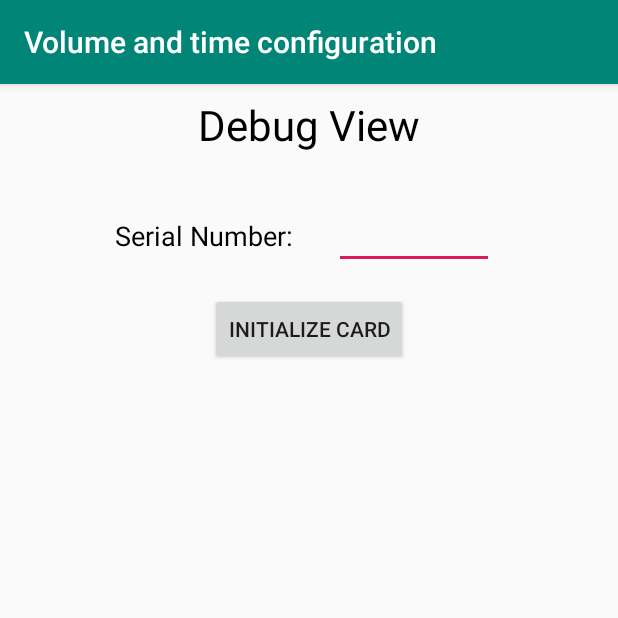
After one commit to MercantecData/portfolio-mekjolle, an Android app: the Settings screen opened directly, with no data from a screen before it, on a phone screen of 412 x 824 dp, the top half of it. The commit adds this screen. Run offline under Robolectric (Android 15) with nearby library versions, the phone set to English and light mode, and no system bars.

Commit message:
Har tilføje min settings menu punkt og kan navigere mellem activitys via denne. Lavet layout af settings side Forberet til at smide variabler over i felter i main activity

```diff
--- a/App programmering/Opgave/app/src/main/AndroidManifest.xml
+++ b/App programmering/Opgave/app/src/main/AndroidManifest.xml
@@ -16,6 +16,10 @@
                 <category android:name="android.intent.category.LAUNCHER" />
             </intent-filter>
         </activity>
+        <activity android:name=".Settings">
+        </activity>
+
     </application>
 
+
 </manifest>
--- /dev/null
+++ b/App programmering/Opgave/app/src/main/java/com/example/app/Settings.java
@@ -0,0 +1,57 @@
+package com.example.app;
+
+import android.app.Activity;
+import android.content.Intent;
+import android.content.pm.ActivityInfo;
+import android.os.Bundle;
+import android.support.v7.app.AppCompatActivity;
+import android.view.View;
+import android.widget.Button;
+import android.widget.EditText;
+
+public class Settings extends AppCompatActivity {
+
+    public static final String MIME_VIGO6 = "application/x.proces-data.vigo6_nfc";
+    private boolean convert = false;
+    private Button ButtonInitialize;
+    private EditText SerialNumber;
+
+    @Override
+    protected void onCreate(Bundle savedInstanceState) {
+        super.onCreate(savedInstanceState);
+        setContentView(R.layout.activity_settings);
+        lockScreenOrientation();
+
+        SerialNumber = (EditText) findViewById(R.id.editTextSerialnumberSettings);
+        ButtonInitialize = (Button) findViewById(R.id.buttonInitialize);
+        ButtonInitialize.setOnClickListener(ConvertListener);
+
+    }
+
+
+    private View.OnClickListener ConvertListener = new View.OnClickListener() {
+        public void onClick(View v) {
+            convert = true;
+
+            String editTextSerialNumberSettingsData;
+            editTextSerialNumberSettingsData = SerialNumber.getText().toString();
+
+            //Intent validDataIntent = new Intent(Settings.this , MainActivity.class);
+            Intent validDataIntent = new Intent();
+            validDataIntent.putExtra("MaxFlowData", 0.0277777777777778f);
+            validDataIntent.putExtra("PulseData", 1000.00f);
+            validDataIntent.putExtra("Current4mAData", 0.00f);
+            validDataIntent.putExtra("Current20mAData", 0.0277777777777778f);
+            validDataIntent.putExtra("ActualFlowData", 0.0096305555555556f);
+            validDataIntent.putExtra("SerialNumberData", editTextSerialNumberSettingsData);
+            validDataIntent.putExtra("BusAddressData", 125);
+            setResult(Activity.RESULT_OK,validDataIntent);
+            finish();
+        }
+    };
+
+    private void lockScreenOrientation() {
+        setRequestedOrientation(ActivityInfo.SCREEN_ORIENTATION_PORTRAIT);
+    }
+
+}
--- /dev/null
+++ b/App programmering/Opgave/app/src/main/res/layout/activity_settings.xml
@@ -0,0 +1,69 @@
+<?xml version="1.0" encoding="utf-8"?>
+<android.support.constraint.ConstraintLayout xmlns:android="http://schemas.android.com/apk/res/android"
+    xmlns:app="http://schemas.android.com/apk/res-auto"
+    xmlns:tools="http://schemas.android.com/tools"
+    android:layout_width="match_parent"
+    android:layout_height="match_parent"
+    tools:context="com.example.app.Settings">
+
+
+    <TextView
+        android:id="@+id/textView"
+        android:layout_width="wrap_content"
+        android:layout_height="wrap_content"
+        android:layout_marginEnd="8dp"
+        android:layout_marginStart="8dp"
+        android:layout_marginTop="8dp"
+        android:text="Debug View"
+        android:textColor="#000000"
+        android:textSize="28dp"
+        app:layout_constraintEnd_toEndOf="parent"
+        app:layout_constraintStart_toStartOf="parent"
+        app:layout_constraintTop_toTopOf="parent" />
+
+    <TextView
+        android:id="@+id/textViewSerialNumberLabel"
+        android:layout_width="wrap_content"
+        android:layout_height="wrap_content"
+        android:layout_marginBottom="8dp"
+        android:layout_marginEnd="8dp"
+        android:layout_marginStart="8dp"
+        android:layout_marginTop="8dp"
+        android:text="Serial Number:"
+        android:textColor="#000000"
+        android:textSize="18dp"
+        app:layout_constraintBottom_toBottomOf="@+id/editTextSerialnumberSettings"
+        app:layout_constraintEnd_toEndOf="@+id/buttonInitialize"
+        app:layout_constraintStart_toStartOf="parent"
+        app:layout_constraintTop_toTopOf="@+id/editTextSerialnumberSettings" />
+
+    <EditText
+        android:id="@+id/editTextSerialnumberSettings"
+        android:layout_width="wrap_content"
+        android:layout_height="wrap_content"
+        android:layout_marginEnd="8dp"
+        android:layout_marginStart="8dp"
+        android:layout_marginTop="32dp"
+        android:ems="5"
+        android:gravity="center"
+        android:inputType="numberDecimal"
+        android:textAppearance="@style/TextAppearance.AppCompat"
+        android:textColor="#000000"
+        android:textSize="18dp"
+        app:layout_constraintEnd_toEndOf="parent"
+        app:layout_constraintStart_toStartOf="@+id/buttonInitialize"
+        app:layout_constraintTop_toBottomOf="@+id/textView" />
+
+    <Button
+        android:id="@+id/buttonInitialize"
+        android:layout_width="wrap_content"
+        android:layout_height="wrap_content"
+        android:layout_marginEnd="8dp"
+        android:layout_marginStart="8dp"
+        android:layout_marginTop="16dp"
+        android:text="Initialize card"
+        app:layout_constraintEnd_toEndOf="parent"
+        app:layout_constraintStart_toStartOf="parent"
+        app:layout_constraintTop_toBottomOf="@+id/editTextSerialnumberSettings" />
+
+</android.support.constraint.ConstraintLayout>
```
Also changed, not shown: App programmering/Opgave/app/src/main/java/com/example/app/MainActivity.java (+29 -0 lines), App programmering/Opgave/app/src/main/res/menu/main.xml (added, +15 -0 lines).
